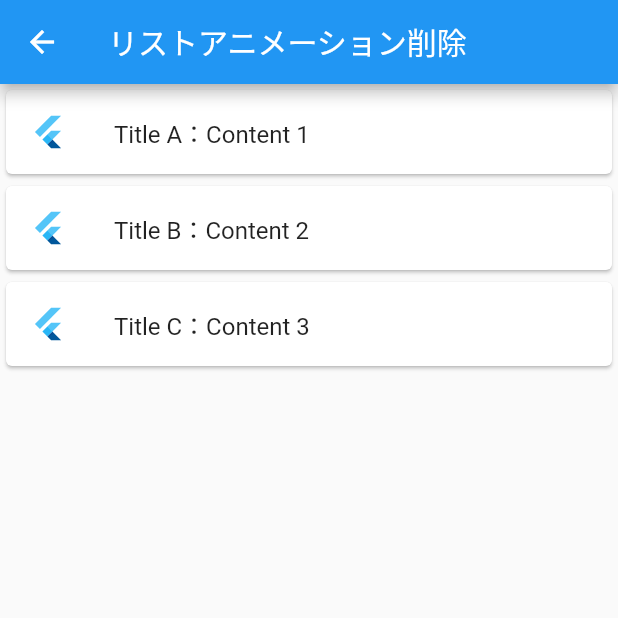
After one commit to magisystem0408/flutter_code_dir, a Flutter app: the screen it shows after launch, after a tap on "リストアニメーション削除", on a phone screen of 412 x 824 dp, the top half of it. The commit adds this screen. Run offline on Flutter 3.47's test engine with Material 2 defaults, Android fonts, the phone set to English and light mode, and no system bars; our stand-ins replace firebase_auth, firebase_core; missing offline and left inert: dart:html; accounts and stored records are empty; network calls fail.

Commit message:
final commit

```diff
--- a/lib/main.dart
+++ b/lib/main.dart
@@ -3,6 +3,7 @@ import 'package:flutter_development/pages/BottomSheets.dart';
 import 'package:flutter_development/pages/Dialog.dart';
 import 'package:flutter_development/pages/Form.dart';
 import 'package:flutter_development/pages/HandSort.dart';
+import 'package:flutter_development/pages/ListDelete.dart';
 import 'package:flutter_development/pages/SliderPage.dart';
 import 'package:flutter_development/pages/TabBar_TabBarView.dart';
 import 'package:flutter_development/pages/Toggle.dart';
@@ -43,6 +44,7 @@ class MyApp extends StatelessWidget {
         '/dialog':(context) => DialogPage(),
         '/bottomsheets':(context)=> ButtonSheats(),
         '/handsort':(context)=> HandSort(),
+        '/listdelete':(context) => ListDelete(),
       },
     );
   }
@@ -78,20 +80,17 @@ class _MyHomePageState extends State<MyHomePage> {
         ],
       ),
       body: Center(
-        child: Column(
-
+        child: SingleChildScrollView(
           // ここで中央による
           // 上によるのか真ん中によるのかcenterによるのか
-
-          mainAxisAlignment: MainAxisAlignment.center,
+          child: Column(
               children: [
                 Padding(
                   padding: const EdgeInsets.all(8.0),
                   child: RaisedButton(
                   child: Text('タブバーページ'),
                   onPressed: () async{
-                      await Navigator.pushNamed(context, '/tabber');
-    }),
+                          await Navigator.pushNamed(context, '/tabber');}),
                 ),
                 Padding(
                   padding: const EdgeInsets.all(8.0),
@@ -177,8 +176,27 @@ class _MyHomePageState extends State<MyHomePage> {
                       onPressed: () async{
                     await Navigator.pushNamed(context, '/handsort');
                   }),
+                ),
+                Padding(
+                  padding: const EdgeInsets.all(8.0),
+                  child: RaisedButton(
+                      child: Text('リストアニメーション削除'),
+                      onPressed: () async{
+                    await Navigator.pushNamed(context, '/listdelete');
+
+                  }),
                 )
               ],
+
+
+
+
+          ),
+
+
+
+
+
         ),
       ),
  // This trailing comma makes auto-formatting nicer for build methods.
--- a/lib/pages/HandSort.dart
+++ b/lib/pages/HandSort.dart
@@ -1,13 +1,5 @@
 import 'package:flutter/cupertino.dart';
 import 'package:flutter/material.dart';
-
-class HandSort extends StatefulWidget {
-  const HandSort({key,this.title}) : super(key: key);
-
-  final String title;
-  @override
-  _HandSortState createState() => _HandSortState();
-}
 
 //モデルクラス定義
 class Model{
@@ -20,6 +12,14 @@ class Model{
     @required this.subTitle,
     @required this.key,
   });
+}
+
+class HandSort extends StatefulWidget {
+  HandSort({key,this.title}) : super(key: key);
+
+  final String title;
+  @override
+  _HandSortState createState() => _HandSortState();
 }
 
 class _HandSortState extends State<HandSort> {
--- /dev/null
+++ b/lib/pages/ListDelete.dart
@@ -0,0 +1,93 @@
+import 'package:flutter/cupertino.dart';
+import 'package:flutter/material.dart';
+
+class ListDelete extends StatefulWidget {
+  const ListDelete({key}) : super(key: key);
+
+  @override
+  _ListDeleteState createState() => _ListDeleteState();
+}
+
+class _ListDeleteState extends State<ListDelete> {
+  final List<Map<String, dynamic>> items = [
+    { "title" : "Title A",  "content" : "Content 1" },
+    { "title" : "Title B",  "content" : "Content 2" },
+    { "title" : "Title C",  "content" : "Content 3" }
+  ];
+
+  @override
+  Widget build(BuildContext context) {
+    return Scaffold(
+
+      appBar: AppBar(
+        title: Text('リストアニメーション削除'),
+      ),
+
+        // builderメソッドを使うことで動的にリストを生成することが可能
+        body: ListView.builder(
+          // リストにするアイテムの数を指定する
+          itemCount: items.length,
+
+          // itemBuilderでリスト生成
+          //   indexはインクリメンタ
+          itemBuilder: (BuildContext context,int index){
+            final item =items[index];
+
+          return Dismissible(
+              // keyはシステム側で特定できるようにする
+              key: Key(item["title"]),
+
+              // onDismissedでスワイプされた時の動作を記述する
+              //方向によって処理を分けることができる
+              onDismissed: (direction){
+
+                setState(() {
+                  // スワイプされた要素を削除できる
+                  items.removeAt(index);
+                });
+
+                // 左から右にいスワイプ
+                if(direction==DismissDirection.endToStart){
+                  Scaffold.of(context).showSnackBar(SnackBar(
+                    content: Text('削除しました'),
+                    backgroundColor: Colors.red,
+                  ));
+                }
+                //右から左(starttoend)
+                else{
+                  // snackbarで下にアイコンが出てくる
+                  Scaffold.of(context).showSnackBar(SnackBar(
+                    content: Text('登録しました'),
+                    backgroundColor: Colors.blue,
+                  ));
+                }
+              },
+
+              // 画面左から右バックグラウンド設定
+              background: Container(
+                alignment: Alignment.centerLeft,
+                color: Colors.red,
+                child: Padding(
+                  padding: const EdgeInsets.all(8.0),
+                  child: Icon(Icons.thumb_up,color: Colors.white),
+                ),
+
+              ),
+              //画面右から左バックグラウンド設定
+              secondaryBackground: Container(
+              //ここに背景におきたいものを設定できる
+                  color: Colors.blue
+
+              ),
+
+              child: Card(
+                child: ListTile(
+                  leading: FlutterLogo(),
+                  title: Text(item["title"]+"："+item["content"]),
+                ),
+
+              ));
+          }),
+    );
+  }
+}
--- a/lib/pages/login/login.dart
+++ b/lib/pages/login/login.dart
@@ -101,7 +101,7 @@ class _LoginState extends State<Login> {
                       try {
 
                         final FirebaseAuth auth =FirebaseAuth.instance;
-                        final UserCredential result =
+                        final  result =
                             await auth.signInWithEmailAndPassword(email: login_Email, password: login_Password);
 
                           showProgressDialog();
--- a/lib/pages/login/registration.dart
+++ b/lib/pages/login/registration.dart
@@ -90,7 +90,7 @@ class _RegistrationState extends State<Registration> {
                     if(pswd_OK){
                       try{
                         final FirebaseAuth auth =FirebaseAuth.instance;
-                        final UserCredential result =
+                        final result =
                             await auth.createUserWithEmailAndPassword(email: newEmail, password: newPassword);
                         Navigator.push(context, MaterialPageRoute(builder: (context)=>
                         Home(user_id:result.user.uid)));
--- a/pubspec.yaml
+++ b/pubspec.yaml
@@ -29,8 +29,8 @@ dependencies:
   # The following adds the Cupertino Icons font to your application.
   # Use with the CupertinoIcons class for iOS style icons.
   cupertino_icons: ^1.0.2
-  firebase_core: ^1.0.1
-  firebase_auth: ^1.0.1
+  firebase_core: ^0.4.0+9
+  firebase_auth: ^0.14.0+5
 
   http: ^0.13.3
 
```
Also changed, not shown: lib/pages/api/Api.dart (+6 -5 lines), pubspec.lock, 5 other files. Lines whose indentation alone changed are shown as unchanged.
